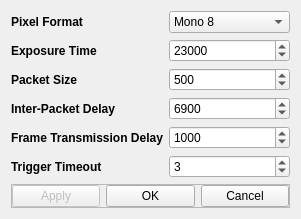
The window that gui/dialogCameraSettings.ui (Spinarakk/defectmonitor) describes before a commit, drawn with Qt 5.
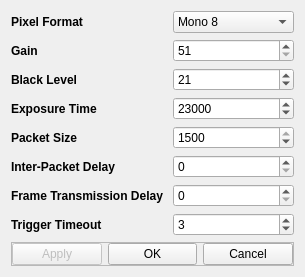
The same window after the commit.

What changed in the file:
```diff
--- a/gui/dialogCameraSettings.ui
+++ b/gui/dialogCameraSettings.ui
@@ -6,210 +6,15 @@
    <rect>
     <x>0</x>
     <y>0</y>
-    <width>277</width>
-    <height>199</height>
+    <width>282</width>
+    <height>251</height>
    </rect>
   </property>
   <property name="windowTitle">
    <string>Camera Settings</string>
   </property>
   <layout class="QGridLayout" name="gridLayout">
-   <item row="2" column="2" colspan="2">
-    <widget class="QSpinBox" name="spinPacketSize">
-     <property name="toolTip">
-      <string>0 - 1,500</string>
-     </property>
-     <property name="minimum">
-      <number>0</number>
-     </property>
-     <property name="maximum">
-      <number>1500</number>
-     </property>
-     <property name="singleStep">
-      <number>4</number>
-     </property>
-     <property name="value">
-      <number>500</number>
-     </property>
-    </widget>
-   </item>
-   <item row="4" column="0" colspan="2">
-    <widget class="QLabel" name="labelOption5">
-     <property name="font">
-      <font>
-       <weight>75</weight>
-       <bold>true</bold>
-      </font>
-     </property>
-     <property name="toolTip">
-      <string>Sets the frame transfer start delay (in ticks) for the selected stream channel.</string>
-     </property>
-     <property name="text">
-      <string>Frame Transmission Delay</string>
-     </property>
-     <property name="scaledContents">
-      <bool>false</bool>
-     </property>
-    </widget>
-   </item>
-   <item row="1" column="0">
-    <widget class="QLabel" name="labelOption2">
-     <property name="font">
-      <font>
-       <weight>75</weight>
-       <bold>true</bold>
-      </font>
-     </property>
-     <property name="toolTip">
-      <string>Directly sets the camera's exposure time in microseconds.</string>
-     </property>
-     <property name="text">
-      <string>Exposure Time</string>
-     </property>
-    </widget>
-   </item>
-   <item row="3" column="0">
-    <widget class="QLabel" name="labelOption4">
-     <property name="font">
-      <font>
-       <weight>75</weight>
-       <bold>true</bold>
-      </font>
-     </property>
-     <property name="toolTip">
-      <string>Sets the inter-packet delay (in ticks) for the selected stream channel.</string>
-     </property>
-     <property name="text">
-      <string>Inter-Packet Delay</string>
-     </property>
-    </widget>
-   </item>
-   <item row="5" column="0">
-    <widget class="QLabel" name="labelOption6">
-     <property name="font">
-      <font>
-       <weight>75</weight>
-       <bold>true</bold>
-      </font>
-     </property>
-     <property name="toolTip">
-      <string>Sets how long (in seconds) until the trigger can be triggered again. Timeout starts upon saving the image.</string>
-     </property>
-     <property name="text">
-      <string>Trigger Timeout</string>
-     </property>
-    </widget>
-   </item>
-   <item row="0" column="0">
-    <widget class="QLabel" name="labelOption1">
-     <property name="font">
-      <font>
-       <weight>75</weight>
-       <bold>true</bold>
-      </font>
-     </property>
-     <property name="toolTip">
-      <string>Sets the format of the pixel data transmitted for acquired images.</string>
-     </property>
-     <property name="text">
-      <string>Pixel Format</string>
-     </property>
-    </widget>
-   </item>
-   <item row="0" column="2" colspan="2">
-    <widget class="QComboBox" name="comboPixelFormat">
-     <item>
-      <property name="text">
-       <string>Mono 8</string>
-      </property>
-     </item>
-     <item>
-      <property name="text">
-       <string>Mono 12</string>
-      </property>
-     </item>
-     <item>
-      <property name="text">
-       <string>Mono 12 Packed</string>
-      </property>
-     </item>
-    </widget>
-   </item>
-   <item row="1" column="2" colspan="2">
-    <widget class="QSpinBox" name="spinExposureTime">
-     <property name="toolTip">
-      <string>0 - 100,000</string>
-     </property>
-     <property name="minimum">
-      <number>35</number>
-     </property>
-     <property name="maximum">
-      <number>100000</number>
-     </property>
-     <property name="value">
-      <number>23000</number>
-     </property>
-    </widget>
-   </item>
-   <item row="2" column="0">
-    <widget class="QLabel" name="labelOption3">
-     <property name="font">
-      <font>
-       <weight>75</weight>
-       <bold>true</bold>
-      </font>
-     </property>
-     <property name="toolTip">
-      <string>Sets the packet size in bytes for the selected stream channel.</string>
-     </property>
-     <property name="text">
-      <string>Packet Size</string>
-     </property>
-    </widget>
-   </item>
-   <item row="4" column="2" colspan="2">
-    <widget class="QSpinBox" name="spinFrameDelay">
-     <property name="toolTip">
-      <string>0 - 10,000</string>
-     </property>
-     <property name="maximum">
-      <number>10000</number>
-     </property>
-     <property name="value">
-      <number>1000</number>
-     </property>
-    </widget>
-   </item>
-   <item row="5" column="2" colspan="2">
-    <widget class="QSpinBox" name="spinTriggerTimeout">
-     <property name="toolTip">
-      <string>0 - 60</string>
-     </property>
-     <property name="maximum">
-      <number>60</number>
-     </property>
-     <property name="value">
-      <number>3</number>
-     </property>
-    </widget>
-   </item>
-   <item row="3" column="2" colspan="2">
-    <widget class="QSpinBox" name="spinInterPacketDelay">
-     <property name="toolTip">
-      <string>0 - 10,000</string>
-     </property>
-     <property name="suffix">
-      <string/>
-     </property>
-     <property name="maximum">
-      <number>10000</number>
-     </property>
-     <property name="value">
-      <number>6900</number>
-     </property>
-    </widget>
-   </item>
-   <item row="6" column="0" colspan="4">
+   <item row="8" column="0" colspan="4">
     <widget class="QFrame" name="frameButtons">
      <property name="sizePolicy">
       <sizepolicy hsizetype="Preferred" vsizetype="Fixed">
@@ -266,6 +71,262 @@
      </layout>
     </widget>
    </item>
+   <item row="5" column="2" colspan="2">
+    <widget class="QSpinBox" name="spinInterPacketDelay">
+     <property name="toolTip">
+      <string>0 - 10,000</string>
+     </property>
+     <property name="suffix">
+      <string/>
+     </property>
+     <property name="maximum">
+      <number>10000</number>
+     </property>
+     <property name="value">
+      <number>0</number>
+     </property>
+    </widget>
+   </item>
+   <item row="1" column="0">
+    <widget class="QLabel" name="labelGain">
+     <property name="font">
+      <font>
+       <weight>75</weight>
+       <bold>true</bold>
+      </font>
+     </property>
+     <property name="toolTip">
+      <string>Sets the selected gain control in device specific units.</string>
+     </property>
+     <property name="text">
+      <string>Gain</string>
+     </property>
+    </widget>
+   </item>
+   <item row="6" column="0" colspan="2">
+    <widget class="QLabel" name="labelFrameDelay">
+     <property name="font">
+      <font>
+       <weight>75</weight>
+       <bold>true</bold>
+      </font>
+     </property>
+     <property name="toolTip">
+      <string>Sets the frame transfer start delay (in ticks) for the selected stream channel.</string>
+     </property>
+     <property name="text">
+      <string>Frame Transmission Delay</string>
+     </property>
+     <property name="scaledContents">
+      <bool>false</bool>
+     </property>
+    </widget>
+   </item>
+   <item row="4" column="2" colspan="2">
+    <widget class="QSpinBox" name="spinPacketSize">
+     <property name="toolTip">
+      <string>0 - 1,500</string>
+     </property>
+     <property name="minimum">
+      <number>0</number>
+     </property>
+     <property name="maximum">
+      <number>1500</number>
+     </property>
+     <property name="singleStep">
+      <number>4</number>
+     </property>
+     <property name="value">
+      <number>1500</number>
+     </property>
+    </widget>
+   </item>
+   <item row="0" column="0">
+    <widget class="QLabel" name="labelPixelFormat">
+     <property name="font">
+      <font>
+       <weight>75</weight>
+       <bold>true</bold>
+      </font>
+     </property>
+     <property name="toolTip">
+      <string>Sets the format of the pixel data transmitted for acquired images.</string>
+     </property>
+     <property name="text">
+      <string>Pixel Format</string>
+     </property>
+    </widget>
+   </item>
+   <item row="7" column="0">
+    <widget class="QLabel" name="labelTriggerTimeout">
+     <property name="font">
+      <font>
+       <weight>75</weight>
+       <bold>true</bold>
+      </font>
+     </property>
+     <property name="toolTip">
+      <string>Sets how long (in seconds) until the trigger can be triggered again. Timeout starts upon saving the image.</string>
+     </property>
+     <property name="text">
+      <string>Trigger Timeout</string>
+     </property>
+    </widget>
+   </item>
+   <item row="4" column="0">
+    <widget class="QLabel" name="labelPacketSize">
+     <property name="font">
+      <font>
+       <weight>75</weight>
+       <bold>true</bold>
+      </font>
+     </property>
+     <property name="toolTip">
+      <string>Sets the packet size in bytes for the selected stream channel.</string>
+     </property>
+     <property name="text">
+      <string>Packet Size</string>
+     </property>
+    </widget>
+   </item>
+   <item row="5" column="0">
+    <widget class="QLabel" name="labelInterPacketDelay">
+     <property name="font">
+      <font>
+       <weight>75</weight>
+       <bold>true</bold>
+      </font>
+     </property>
+     <property name="toolTip">
+      <string>Sets the inter-packet delay (in ticks) for the selected stream channel.</string>
+     </property>
+     <property name="text">
+      <string>Inter-Packet Delay</string>
+     </property>
+    </widget>
+   </item>
+   <item row="7" column="2" colspan="2">
+    <widget class="QSpinBox" name="spinTriggerTimeout">
+     <property name="toolTip">
+      <string>0 - 60</string>
+     </property>
+     <property name="maximum">
+      <number>60</number>
+     </property>
+     <property name="value">
+      <number>3</number>
+     </property>
+    </widget>
+   </item>
+   <item row="6" column="2" colspan="2">
+    <widget class="QSpinBox" name="spinFrameDelay">
+     <property name="toolTip">
+      <string>0 - 10,000</string>
+     </property>
+     <property name="maximum">
+      <number>10000</number>
+     </property>
+     <property name="value">
+      <number>0</number>
+     </property>
+    </widget>
+   </item>
+   <item row="3" column="0">
+    <widget class="QLabel" name="labelExposureTime">
+     <property name="font">
+      <font>
+       <weight>75</weight>
+       <bold>true</bold>
+      </font>
+     </property>
+     <property name="toolTip">
+      <string>Directly sets the camera's exposure time in microseconds.</string>
+     </property>
+     <property name="text">
+      <string>Exposure Time</string>
+     </property>
+    </widget>
+   </item>
+   <item row="0" column="2" colspan="2">
+    <widget class="QComboBox" name="comboPixelFormat">
+     <item>
+      <property name="text">
+       <string>Mono 8</string>
+      </property>
+     </item>
+     <item>
+      <property name="text">
+       <string>Mono 12</string>
+      </property>
+     </item>
+     <item>
+      <property name="text">
+       <string>Mono 12 Packed</string>
+      </property>
+     </item>
+    </widget>
+   </item>
+   <item row="3" column="2" colspan="2">
+    <widget class="QSpinBox" name="spinExposureTime">
+     <property name="toolTip">
+      <string>0 - 100,000</string>
+     </property>
+     <property name="minimum">
+      <number>35</number>
+     </property>
+     <property name="maximum">
+      <number>100000</number>
+     </property>
+     <property name="value">
+      <number>23000</number>
+     </property>
+    </widget>
+   </item>
+   <item row="2" column="0">
+    <widget class="QLabel" name="labelBlackLevel">
+     <property name="font">
+      <font>
+       <weight>75</weight>
+       <bold>true</bold>
+      </font>
+     </property>
+     <property name="toolTip">
+      <string>Sets the value of the selected black level control.</string>
+     </property>
+     <property name="text">
+      <string>Black Level</string>
+     </property>
+    </widget>
+   </item>
+   <item row="2" column="2" colspan="2">
+    <widget class="QSpinBox" name="spinBlackLevel">
+     <property name="toolTip">
+      <string>0 - 1,023</string>
+     </property>
+     <property name="maximum">
+      <number>1023</number>
+     </property>
+     <property name="value">
+      <number>21</number>
+     </property>
+    </widget>
+   </item>
+   <item row="1" column="2" colspan="2">
+    <widget class="QSpinBox" name="spinGain">
+     <property name="toolTip">
+      <string>51 - 255</string>
+     </property>
+     <property name="minimum">
+      <number>51</number>
+     </property>
+     <property name="maximum">
+      <number>255</number>
+     </property>
+     <property name="value">
+      <number>51</number>
+     </property>
+    </widget>
+   </item>
   </layout>
  </widget>
  <tabstops>
```
